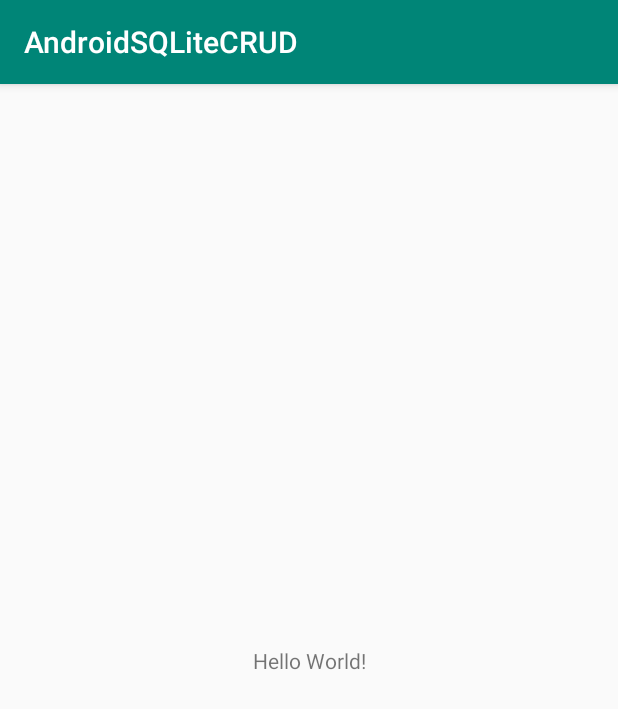
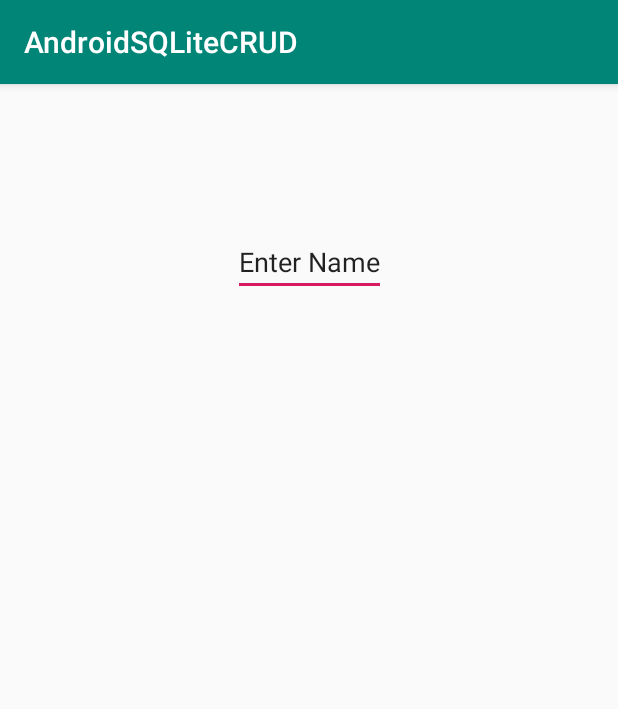
Before and after one commit to Shehanka/AndroidSQLiteCRUD, an Android app: the screen it shows after launch (MainActivity), on a phone screen of 412 x 824 dp. Shown: the top 709 px of the screen. Run offline under Robolectric (Android 15) with nearby library versions, the phone set to English and light mode, and no system bars.

Commit message:
UI making

```diff
--- a/app/src/main/java/com/chamodshehanka/androidsqlitecrud/MainActivity.java
+++ b/app/src/main/java/com/chamodshehanka/androidsqlitecrud/MainActivity.java
@@ -4,11 +4,14 @@ import androidx.appcompat.app.AppCompatActivity;
 
 import android.os.Bundle;
 import android.widget.Button;
+import android.widget.EditText;
 
 public class MainActivity extends AppCompatActivity {
 
     DatabaseHelper databaseHelper;
-    ExtraData txtName, txtAddress, txtMarks;
+    EditText txtName;
+    ExtraData txtAddress;
+    ExtraData txtMarks;
     Button btnAddData;
 
 
@@ -17,5 +20,6 @@ public class MainActivity extends AppCompatActivity {
         super.onCreate(savedInstanceState);
         setContentView(R.layout.activity_main);
         databaseHelper = new DatabaseHelper(this);
+        txtName = (EditText)findViewById(R.id.txtName);
     }
 }
--- a/app/src/main/res/layout/activity_main.xml
+++ b/app/src/main/res/layout/activity_main.xml
@@ -6,13 +6,23 @@
     android:layout_height="match_parent"
     tools:context=".MainActivity">
 
-    <TextView
-        android:layout_width="wrap_content"
-        android:layout_height="wrap_content"
-        android:text="Hello World!"
-        app:layout_constraintBottom_toBottomOf="parent"
-        app:layout_constraintLeft_toLeftOf="parent"
-        app:layout_constraintRight_toRightOf="parent"
-        app:layout_constraintTop_toTopOf="parent" />
+    <androidx.constraintlayout.widget.ConstraintLayout
+        android:layout_width="match_parent"
+        android:layout_height="match_parent"
+        tools:layout_editor_absoluteX="163dp"
+        tools:layout_editor_absoluteY="266dp">
 
+        <EditText
+            android:id="@+id/txtName"
+            android:layout_width="wrap_content"
+            android:layout_height="wrap_content"
+            android:inputType="text"
+            android:text="Enter Name"
+            app:layout_constraintBottom_toBottomOf="parent"
+            app:layout_constraintEnd_toEndOf="parent"
+            app:layout_constraintStart_toStartOf="parent"
+            app:layout_constraintTop_toTopOf="parent"
+            app:layout_constraintVertical_bias="0.133"
+            android:autofillHints="Name" />
+    </androidx.constraintlayout.widget.ConstraintLayout>
 </androidx.constraintlayout.widget.ConstraintLayout>
```
